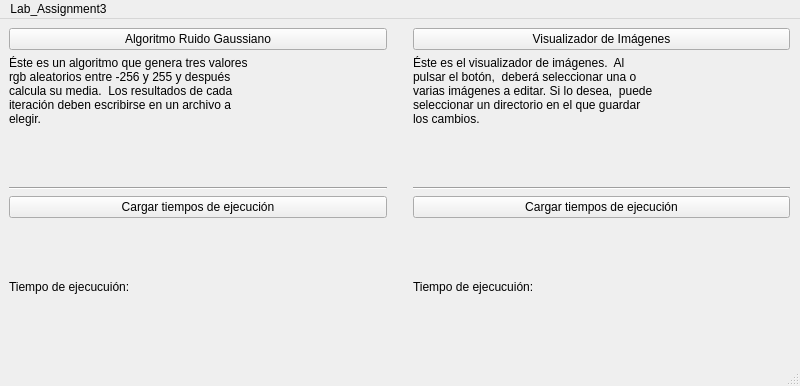
Before: the Qt Designer form mainwindow.ui in pgonzs08/Editor-de-Imagenes, drawn with Qt 5.
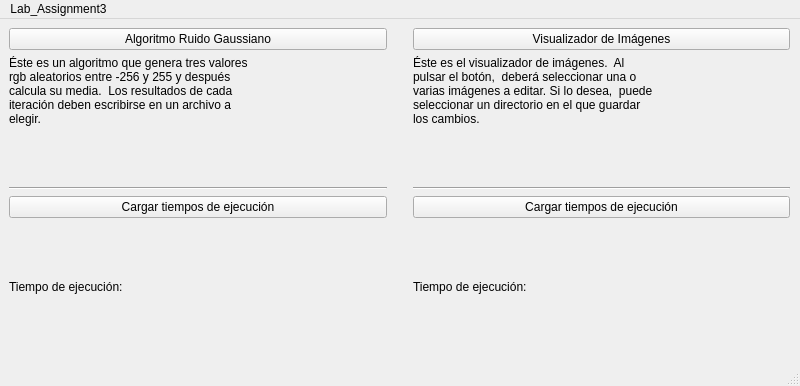
After: the same form once the commit is applied.

Commit message: parece que algo iba mal?

```diff
--- a/mainwindow.ui
+++ b/mainwindow.ui
@@ -69,7 +69,7 @@
        <item>
         <widget class="QLabel" name="tExAl">
          <property name="text">
-          <string>Tiempo de ejecucuión: </string>
+          <string>Tiempo de ejecución: </string>
          </property>
         </widget>
        </item>
@@ -133,7 +133,7 @@
        <item>
         <widget class="QLabel" name="tExVI">
          <property name="text">
-          <string>Tiempo de ejecucuión: </string>
+          <string>Tiempo de ejecución: </string>
          </property>
         </widget>
        </item>
```
The commit also changes 2 other files.
